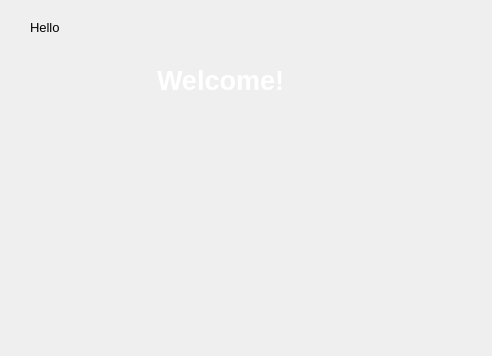
Before: the Qt Designer form CinemaProject/CinemaProject/welcomewindow.ui in daliaeissa/QT-Assignment-1, drawn with Qt 5.
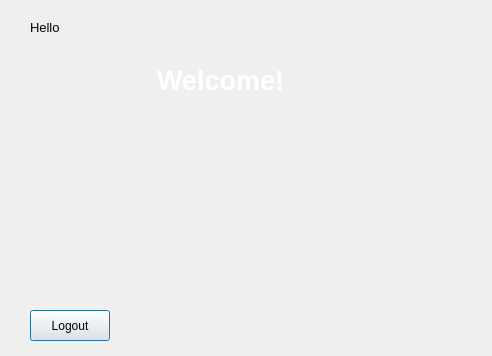
After: the same form once the commit is applied.

Commit message: welcome window done

The edit to the form file:
```diff
--- a/CinemaProject/CinemaProject/welcomewindow.ui
+++ b/CinemaProject/CinemaProject/welcomewindow.ui
@@ -18,7 +18,7 @@
     <rect>
      <x>30</x>
      <y>20</y>
-     <width>61</width>
+     <width>361</width>
      <height>16</height>
     </rect>
    </property>
@@ -52,6 +52,19 @@
     <string/>
    </property>
   </widget>
+  <widget class="QPushButton" name="pushButton_logout">
+   <property name="geometry">
+    <rect>
+     <x>30</x>
+     <y>310</y>
+     <width>80</width>
+     <height>31</height>
+    </rect>
+   </property>
+   <property name="text">
+    <string>Logout</string>
+   </property>
+  </widget>
   <zorder>label_hello</zorder>
   <zorder>label_photowelcome</zorder>
   <zorder>label_welcome</zorder>
```
Left out of the diff: 1 changed line with no effect on the pictures. The commit also changes 5 other files.
